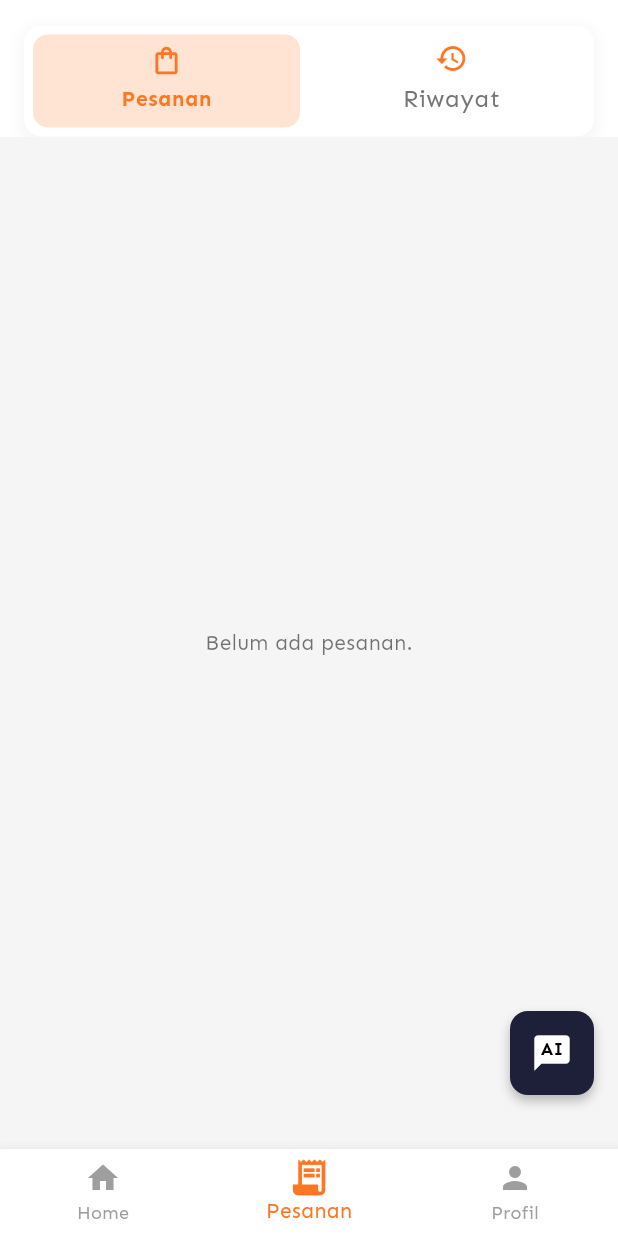
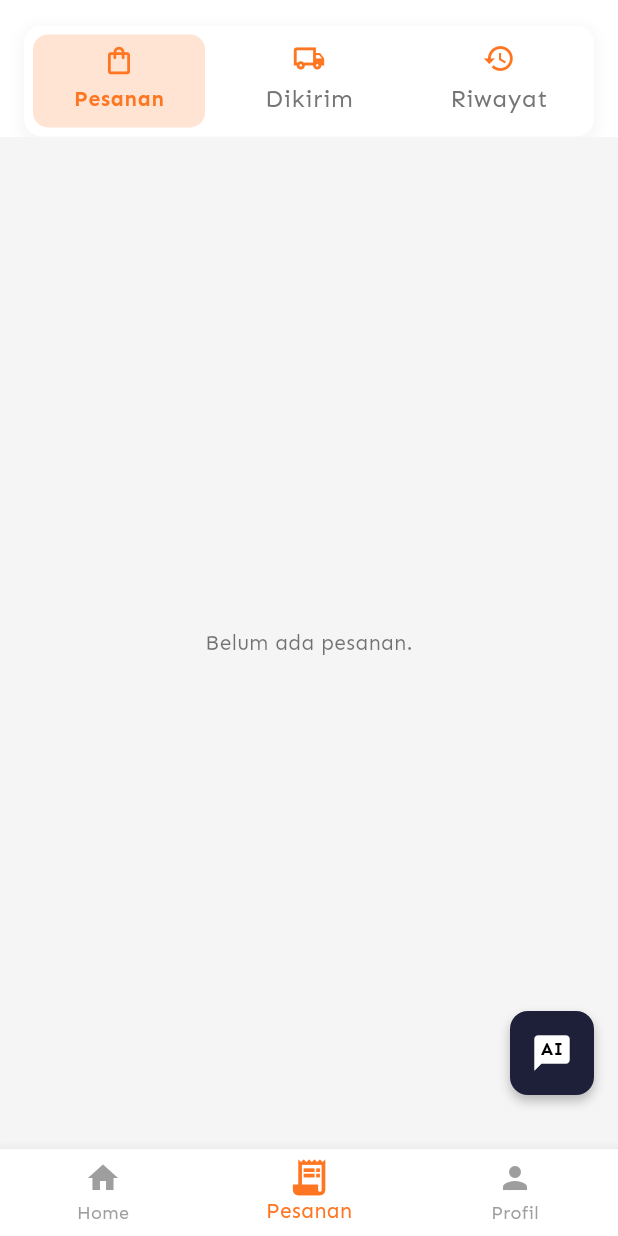
Before and after one commit to zaen-dotcom/golapak2, a Flutter app: the MainNavigation screen opened by its route, item 2 of the bottom bar chosen, on a phone screen of 412 x 824 dp. Run offline on Flutter 3.47's test engine with Material 3 defaults, Android fonts, the phone set to English and light mode, and no system bars; our stand-ins replace cached_network_image, font_awesome_flutter, geolocator, google_maps_flutter, shared_preferences, shimmer; accounts and stored records are empty; network calls fail.

```diff
--- a/lib/providers/cart_provider.dart
+++ b/lib/providers/cart_provider.dart
@@ -59,7 +59,6 @@ class CartProvider with ChangeNotifier {
     return _items[itemKey]?.quantity ?? 0;
   }
 
-  /// ✅ Method untuk menghapus semua item setelah transaksi sukses
   void clearCart() {
     _items.clear();
     notifyListeners();
--- a/lib/routes/order_navigation.dart
+++ b/lib/routes/order_navigation.dart
@@ -1,6 +1,7 @@
 import 'package:flutter/material.dart';
 import '../screens/order_screen.dart';
 import '../screens/history_screen.dart';
+import '../screens/indelivery_screen.dart';
 
 class OrderNavigation extends StatelessWidget {
   const OrderNavigation({super.key});
@@ -8,7 +9,7 @@ class OrderNavigation extends StatelessWidget {
   @override
   Widget build(BuildContext context) {
     return DefaultTabController(
-      length: 2,
+      length: 3, // Ubah jadi 3 tab
       child: Column(
         children: [
           const SizedBox(height: 17),
@@ -27,8 +28,7 @@ class OrderNavigation extends StatelessWidget {
             ),
             margin: const EdgeInsets.symmetric(horizontal: 16),
             child: TabBar(
-              dividerColor:
-                  Colors.transparent,
+              dividerColor: Colors.transparent,
               indicator: BoxDecoration(
                 borderRadius: BorderRadius.circular(10),
                 color: Theme.of(context).colorScheme.primary.withOpacity(0.2),
@@ -54,6 +54,15 @@ class OrderNavigation extends StatelessWidget {
                 ),
                 Tab(
                   icon: Icon(
+                    Icons.local_shipping_outlined,
+                    size: 22,
+                    color: Theme.of(context).colorScheme.primary,
+                  ),
+                  text: 'Dikirim',
+                  iconMargin: const EdgeInsets.only(bottom: 4),
+                ),
+                Tab(
+                  icon: Icon(
                     Icons.history_outlined,
                     size: 22,
                     color: Theme.of(context).colorScheme.primary,
@@ -65,7 +74,13 @@ class OrderNavigation extends StatelessWidget {
             ),
           ),
           const Expanded(
-            child: TabBarView(children: [OrderScreen(), HistoryScreen()]),
+            child: TabBarView(
+              children: [
+                OrderScreen(),
+                InDeliveryScreen(), // Tambahkan di index ke-1
+                HistoryScreen(),
+              ],
+            ),
           ),
         ],
       ),
```
Also changed, not shown: lib/screens/indelivery_screen.dart (added, +17 -0 lines).
